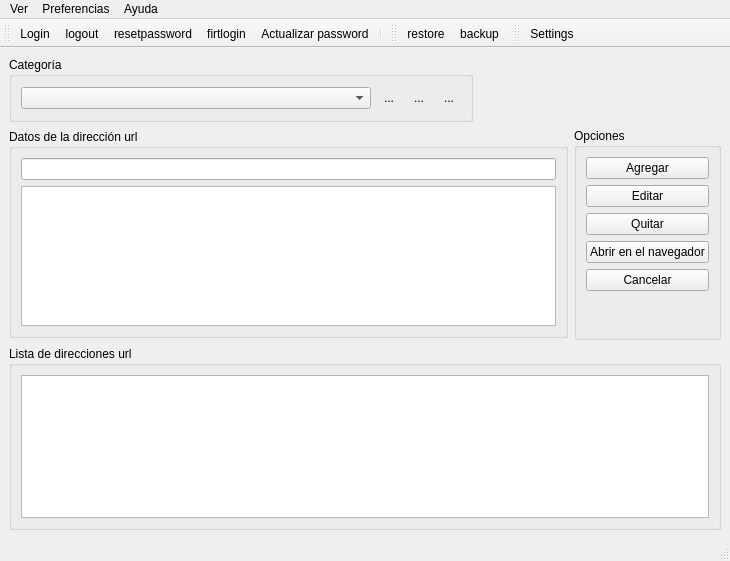
Before: the Qt Designer form mainform.ui in lincolningaroca/swxApp, drawn with Qt 5.
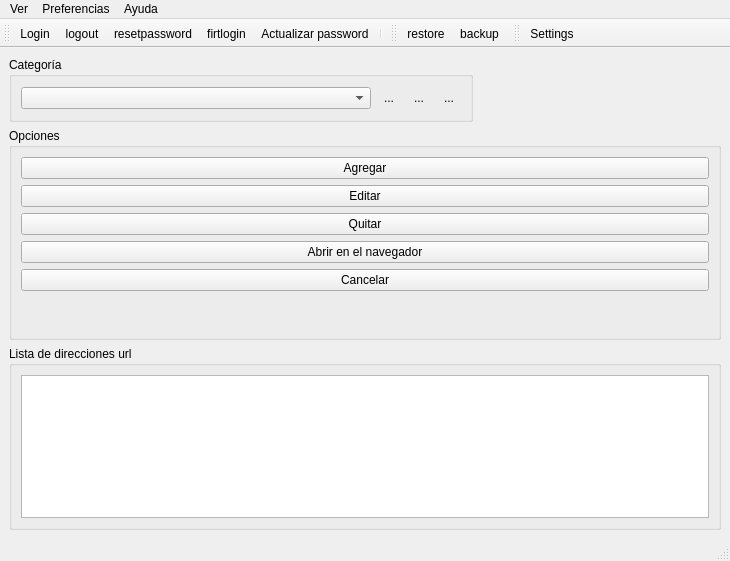
After: the same form once the commit is applied. Custom widgets are drawn as their Qt base class.

What changed in the file:
```diff
--- a/mainform.ui
+++ b/mainform.ui
@@ -126,50 +126,7 @@
     <item>
      <layout class="QHBoxLayout" name="horizontalLayout_3">
       <item>
-       <widget class="QGroupBox" name="groupBox_2">
-        <property name="sizePolicy">
-         <sizepolicy hsizetype="Preferred" vsizetype="Fixed">
-          <horstretch>0</horstretch>
-          <verstretch>0</verstretch>
-         </sizepolicy>
-        </property>
-        <property name="title">
-         <string>Datos de la dirección url</string>
-        </property>
-        <layout class="QVBoxLayout" name="verticalLayout_4">
-         <item>
-          <widget class="QLineEdit" name="txtUrl"/>
-         </item>
-         <item>
-          <widget class="SWTextEdit" name="pteDesc">
-           <property name="sizePolicy">
-            <sizepolicy hsizetype="Expanding" vsizetype="Expanding">
-             <horstretch>0</horstretch>
-             <verstretch>0</verstretch>
-            </sizepolicy>
-           </property>
-           <property name="minimumSize">
-            <size>
-             <width>0</width>
-             <height>140</height>
-            </size>
-           </property>
-           <property name="maximumSize">
-            <size>
-             <width>16777215</width>
-             <height>140</height>
-            </size>
-           </property>
-           <property name="sizeIncrement">
-            <size>
-             <width>0</width>
-             <height>100</height>
-            </size>
-           </property>
-          </widget>
-         </item>
-        </layout>
-       </widget>
+       <layout class="QVBoxLayout" name="insertLayout"/>
       </item>
       <item>
        <widget class="QGroupBox" name="groupBox_5">
@@ -456,13 +413,6 @@
    </property>
   </action>
  </widget>
- <customwidgets>
-  <customwidget>
-   <class>SWTextEdit</class>
-   <extends>QTextEdit</extends>
-   <header location="global">swwidgets/swtextedit.hpp</header>
-  </customwidget>
- </customwidgets>
  <resources/>
  <connections/>
 </ui>
```
Left out of the diff: 2 changed lines with no effect on the pictures.
